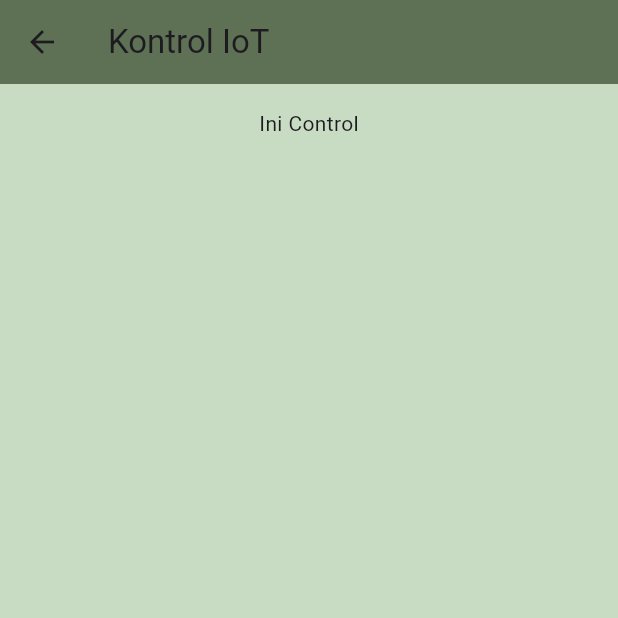
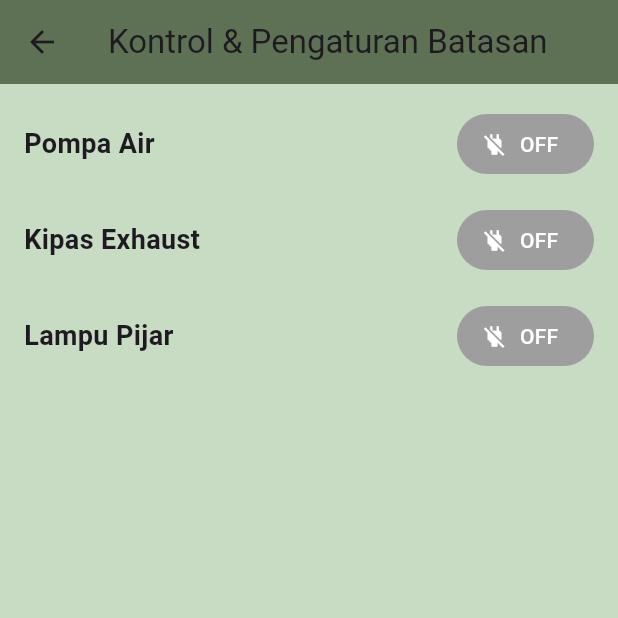
Before and after one commit to pr0ximacentauri/JanggelIn, a Flutter app: the ControlContent screen opened directly, on a phone screen of 412 x 824 dp, the top half of it. Run offline on Flutter 3.47's test engine with Material 3 defaults, Android fonts, the phone set to English and light mode, and no system bars; our stand-ins replace device_preview, supabase_flutter; accounts and stored records are empty; network calls fail.

Commit message:
menambahkan on/off pada control screen dan merubah route bottom navbar

```diff
--- a/lib/view_models/auth_view_model.dart
+++ b/lib/view_models/auth_view_model.dart
@@ -11,7 +11,7 @@ class AuthViewModel with ChangeNotifier {
   String? get error => _error;
 
   Future<bool> login(String email, String password) async {
-    // _isLoading = true;
+    _isLoading = true;
     _error = null;
     notifyListeners();
 
--- a/lib/views/screens/auth/register.dart
+++ b/lib/views/screens/auth/register.dart
@@ -13,7 +13,7 @@ class Register extends StatelessWidget {
     final authVM = Provider.of<AuthViewModel>(context);
 
     return Scaffold(
-      appBar: AppBar(title: const Text('Register')),
+      backgroundColor: Color(0xFFC8DCC3),
       body: Padding(
         padding: const EdgeInsets.all(16),
         child: Column(
@@ -28,7 +28,7 @@ class Register extends StatelessWidget {
                   : () async {
                       final success = await authVM.register(emailInput.text, passwordInput.text);
                       if (success) {
-                        Navigator.pushReplacementNamed(context, '/home');
+                        Navigator.pushReplacementNamed(context, '/login');
                       }
                     },
               child: authVM.isLoading ? const CircularProgressIndicator() : const Text("Register"),
--- a/lib/views/screens/control_screen.dart
+++ b/lib/views/screens/control_screen.dart
@@ -1,40 +1,70 @@
-// import 'package:c3_ppl_agro/view_models/auth_view_model.dart';
-import 'package:c3_ppl_agro/views/screens/home_screen.dart';
+import 'package:c3_ppl_agro/views/widgets/bottom_navbar.dart';
 import 'package:flutter/material.dart';
+import 'package:provider/provider.dart';
+import 'package:c3_ppl_agro/view_models/control_view_model.dart';
 
-class ControlScreen extends StatefulWidget{
+class ControlScreen extends StatelessWidget{
   const ControlScreen({super.key});
 
   @override
-   HomeScreenState createState() => HomeScreenState();
+  Widget build(BuildContext context) {
+    return BottomNavbar();
+  }
 }
 
-class ControlContent extends StatelessWidget{
+class ControlContent extends StatelessWidget {
+
+  Widget _buildAktuatorStatus(String name, bool isOn) {
+    return Row(
+      mainAxisAlignment: MainAxisAlignment.spaceBetween,
+      children: [
+        Text(
+          name,
+          style: const TextStyle(fontSize: 18, fontWeight: FontWeight.w600),
+        ),
+        ElevatedButton.icon(
+          onPressed: null,
+          icon: Icon(isOn ? Icons.power : Icons.power_off),
+          label: Text(isOn ? 'ON' : 'OFF'),
+          style: ElevatedButton.styleFrom(
+            backgroundColor: isOn ? Colors.green : Colors.grey,
+            foregroundColor: Colors.white,
+            disabledBackgroundColor: isOn ? Colors.green : Colors.grey,
+            disabledForegroundColor: Colors.white,
+          ),
+        ),
+      ],
+    );
+  }
+
   @override
   Widget build(BuildContext context) {
-    // final authVM = Provider.of<AuthViewModel>(context);
+    return Consumer<ControlViewModel>(
+      builder: (context, controlVM, _) {
+        final pompa = controlVM.getControlById(1);
+        final kipas = controlVM.getControlById(2);
+        final lampu = controlVM.getControlById(3);
 
         return Scaffold(
-        backgroundColor: Color(0xFFC8DCC3),
           appBar: AppBar(
-          title: const Text('Kontrol IoT'),
-          backgroundColor: Color(0xFF5E7154),
+            title: const Text("Kontrol & Pengaturan Batasan"),
+            backgroundColor: const Color(0xFF5E7154),
           ),
-        body: SingleChildScrollView(
+          backgroundColor: const Color(0xFFC8DCC3),
+          body: Padding(
             padding: const EdgeInsets.all(16),
             child: Column(
               children: [
-            Row(
-              mainAxisAlignment: MainAxisAlignment.center,
-              crossAxisAlignment: CrossAxisAlignment.center,
-              children: [
-                Text('Ini Control')
-              ],
-            ),
-            SizedBox(height: 16),
+                _buildAktuatorStatus("Pompa Air", pompa?.status == 'ON'),
+                const SizedBox(height: 16),
+                _buildAktuatorStatus("Kipas Exhaust", kipas?.status == 'ON'),
+                const SizedBox(height: 16),
+                _buildAktuatorStatus("Lampu Pijar", lampu?.status == 'ON'),
               ],
             ),
           ),
         );
+      },
+    );
   }
 }
--- a/lib/views/screens/history_screen.dart
+++ b/lib/views/screens/history_screen.dart
@@ -1,11 +1,13 @@
-import 'package:c3_ppl_agro/views/screens/home_screen.dart';
+import 'package:c3_ppl_agro/views/widgets/bottom_navbar.dart';
 import 'package:flutter/material.dart';
 
-class HistoryScreen extends StatefulWidget{
+class HistoryScreen extends StatelessWidget{
   const HistoryScreen({super.key});
 
-   @override
-   HomeScreenState createState() => HomeScreenState();
+  @override
+  Widget build(BuildContext context) {
+    return BottomNavbar();
+  }
 }
 
 class HistoryContent extends StatelessWidget{
--- a/lib/views/widgets/sensor_card.dart
+++ b/lib/views/widgets/sensor_card.dart
@@ -3,7 +3,6 @@ import 'package:c3_ppl_agro/view_models/optimal_limit_view_model.dart';
 import 'package:flutter/material.dart';
 import 'package:provider/provider.dart';
 import 'package:c3_ppl_agro/view_models/sensor_view_model.dart';
-import 'progress_bar.dart';
 
 
 class SensorCard extends StatelessWidget {
```
Also changed, not shown: lib/main.dart (+2 -9 lines), lib/models/services/control_service.dart (+0 -11 lines), lib/views/screens/account_screen.dart (+15 -13 lines), lib/views/screens/auth/forgot_password.dart (+31 -0 lines), lib/views/screens/auth/login.dart (+9 -6 lines), lib/views/screens/home_screen.dart (+68 -69 lines), lib/views/widgets/bottom_navbar.dart (added, +70 -0 lines), lib/views/widgets/progress_bar.dart (deleted, +0 -69 lines). Lines whose indentation alone changed are shown as unchanged.
